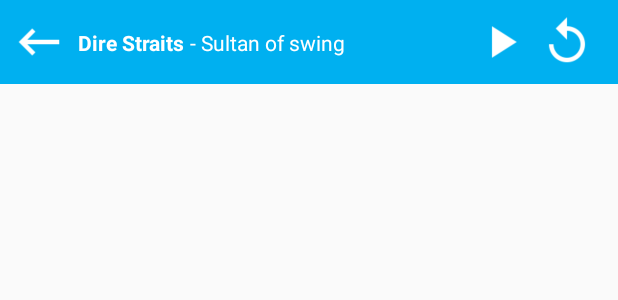
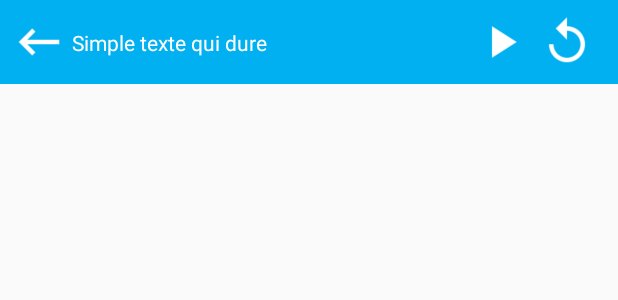
Before and after one commit to Sykless/projaiiient, an Android app: the layout activity_main.xml on its own in the app's theme, with its tools: preview values and no code run, on a phone screen of 412 x 824 dp. Shown: the top 300 px of the screen. Run offline under Robolectric (Android 15) with nearby library versions, the phone set to English and light mode, and no system bars.

Commit message:
Scroll + Restart + Text Scroll up-to-date

```diff
--- a/app/src/main/res/layout/activity_main.xml
+++ b/app/src/main/res/layout/activity_main.xml
@@ -23,8 +23,9 @@
             <LinearLayout xmlns:android="http://schemas.android.com/apk/res/android"
                 android:id="@+id/main_view"
                 android:layout_width="match_parent"
-                android:layout_height="match_parent"
-                android:orientation="vertical"></LinearLayout>
+                android:layout_height="wrap_content"
+                android:orientation="vertical">
+            </LinearLayout>
         </ScrollView>
     </LinearLayout>
 
@@ -42,7 +43,7 @@
         <android.support.constraint.ConstraintLayout
             android:id="@+id/toolbarLayout"
             android:layout_width="match_parent"
-            android:layout_height="match_parent"
+            android:layout_height="wrap_content"
             app:layout_constraintLeft_toLeftOf="parent"
             app:layout_constraintRight_toRightOf="parent"
             android:layout_alignBottom="@+id/toolbar"
@@ -56,7 +57,7 @@
                 android:layout_marginBottom="8dp"
                 android:layout_marginStart="8dp"
                 android:layout_marginTop="8dp"
-                android:background="?selectableItemBackgroundBorderless"
+                android:background="?actionBarItemBackground"
                 android:clickable="true"
                 android:focusable="true"
                 app:layout_constraintBottom_toBottomOf="parent"
@@ -78,7 +79,7 @@
                 android:layout_height="wrap_content"
                 android:layout_centerHorizontal="true"
                 android:layout_marginBottom="8dp"
-                android:layout_marginStart="8dp"
+                android:layout_marginStart="4dp"
                 android:layout_marginTop="8dp"
                 app:layout_constraintBottom_toBottomOf="parent"
                 app:layout_constraintHorizontal_bias="0.5"
@@ -87,28 +88,18 @@
                 app:layout_constraintVertical_bias="0.5">
 
                 <TextView
-                    android:id="@+id/textArtist"
-                    android:layout_width="wrap_content"
-                    android:layout_height="wrap_content"
-                    android:text="Dire Straits"
-                    android:textColor="@android:color/white"
-                    android:textStyle="bold" />
-
-                <TextView
-                    android:id="@+id/textSeparator"
-                    android:layout_width="wrap_content"
-                    android:layout_height="wrap_content"
-                    android:layout_toEndOf="@id/textArtist"
-                    android:text=" - "
-                    android:textColor="@android:color/white" />
-
-                <TextView
                     android:id="@+id/textTitle"
                     android:layout_width="wrap_content"
                     android:layout_height="wrap_content"
-                    android:layout_toEndOf="@id/textSeparator"
-                    android:text="Sultan of swing"
-                    android:textColor="@android:color/white" />
+                    android:ellipsize="marquee"
+                    android:fadingEdge="horizontal"
+                    android:focusable="true"
+                    android:focusableInTouchMode="true"
+                    android:marqueeRepeatLimit="marquee_forever"
+                    android:scrollHorizontally="true"
+                    android:singleLine="true"
+                    android:text="Simple texte qui dure"
+                    android:textColor="@color/white" />
             </RelativeLayout>
 
             <FrameLayout
@@ -120,7 +111,7 @@
                 android:layout_marginEnd="8dp"
                 android:layout_marginStart="8dp"
                 android:layout_marginTop="8dp"
-                android:background="?selectableItemBackgroundBorderless"
+                android:background="?actionBarItemBackground"
                 android:clickable="true"
                 android:focusable="true"
                 app:layout_constraintBottom_toBottomOf="parent"
@@ -143,7 +134,7 @@
                 android:layout_marginBottom="8dp"
                 android:layout_marginEnd="16dp"
                 android:layout_marginTop="8dp"
-                android:background="?selectableItemBackgroundBorderless"
+                android:background="?actionBarItemBackground"
                 android:clickable="true"
                 android:focusable="true"
                 app:layout_constraintBottom_toBottomOf="parent"
@@ -165,7 +156,7 @@
                 android:layout_marginBottom="8dp"
                 android:layout_marginEnd="8dp"
                 android:layout_marginTop="8dp"
-                android:background="?selectableItemBackgroundBorderless"
+                android:background="?actionBarItemBackground"
                 android:clickable="true"
                 android:focusable="true"
                 app:layout_constraintBottom_toBottomOf="parent"
```
Also changed, not shown: app/src/main/java/com/autoscroll/fraba/defiloche/MainActivity.java (+153 -208 lines).
